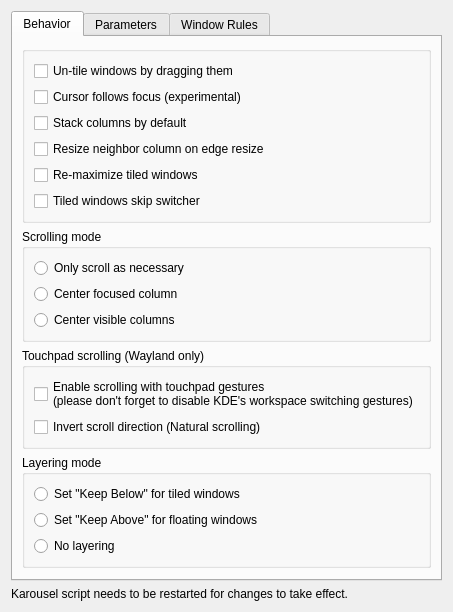
Before: the Qt Designer form package/contents/ui/config.ui in peterfajdiga/karousel, drawn with Qt 5.
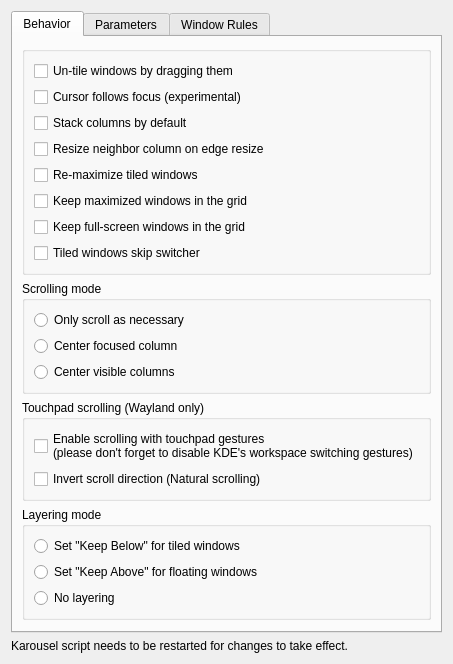
After: the same form once the commit is applied.

Commit message: Add options to keep maximized and full-screen windows in the grid (issue 135)

Patch:
```diff
--- a/package/contents/ui/config.ui
+++ b/package/contents/ui/config.ui
@@ -69,6 +69,26 @@
                                                 </property>
                                             </widget>
                                         </item>
+                                        <item>
+                                            <widget class="QCheckBox" name="kcfg_tileMaximized">
+                                                <property name="text">
+                                                    <string>Keep maximized windows in the grid</string>
+                                                </property>
+                                                <property name="toolTip">
+                                                    <string>Maximized windows stay in their column and fill the work area. They stay maximized when another window is focused</string>
+                                                </property>
+                                            </widget>
+                                        </item>
+                                        <item>
+                                            <widget class="QCheckBox" name="kcfg_tileFullScreen">
+                                                <property name="text">
+                                                    <string>Keep full-screen windows in the grid</string>
+                                                </property>
+                                                <property name="toolTip">
+                                                    <string>Full-screen windows stay in their column and fill the screen. They stay full-screen when another window is focused, and you can scroll past them</string>
+                                                </property>
+                                            </widget>
+                                        </item>
                                         <item>
                                             <widget class="QCheckBox" name="kcfg_skipSwitcher">
                                                 <property name="text">
```
The commit also changes 13 other files.
